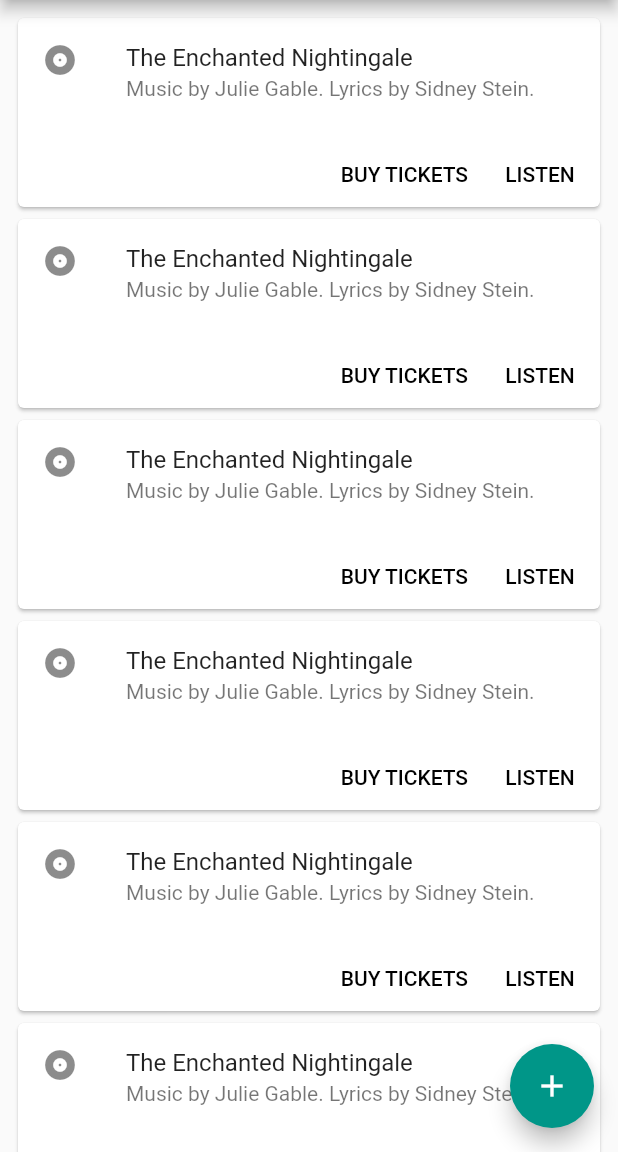
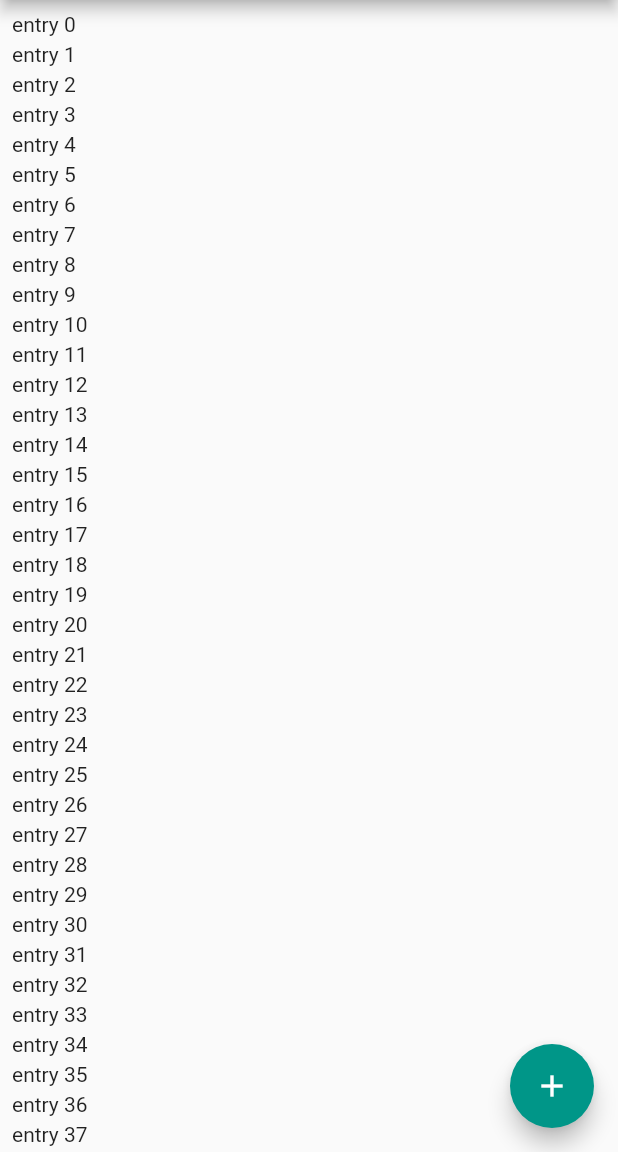
Before and after one commit to ereio/flutter-demo, a Flutter app: the screen it shows after launch, on a phone screen of 412 x 824 dp, the part 84-1236 px from its top. Run offline on Flutter 3.47's test engine with Material 2 defaults, Android fonts, the phone set to English and light mode, and no system bars.

Commit message:
Revert "added list item"
This reverts commit 9d5cf54bf5280c44007e9ec88c93e468f52b8eb0.

```diff
--- a/lib/main.dart
+++ b/lib/main.dart
@@ -54,9 +54,9 @@ class _MyHomePageState extends State<MyHomePage> {
       body: new Center(
         child:  new ListView.builder(
           padding: new EdgeInsets.all(8.0),
-          itemExtent: 134.0,
+          itemExtent: 20.0,
           itemBuilder: (BuildContext context, int index) {
-            return generateMovieCard();
+            return new Text('entry $index');
           },
         ),
       ),
@@ -67,33 +67,4 @@ class _MyHomePageState extends State<MyHomePage> {
       ), // This trailing comma makes auto-formatting nicer for build methods.
     );
   }
-
-  Widget generateMovieCard(){
-    return new Card(
-      child: new Column(
-        mainAxisSize: MainAxisSize.min,
-        children: <Widget>[
-          const ListTile(
-            leading: const Icon(Icons.album),
-            title: const Text('The Enchanted Nightingale'),
-            subtitle: const Text('Music by Julie Gable. Lyrics by Sidney Stein.'),
-          ),
-          new ButtonTheme.bar( // make buttons use the appropriate styles for cards
-            child: new ButtonBar(
-              children: <Widget>[
-                new FlatButton(
-                  child: const Text('BUY TICKETS'),
-                  onPressed: () { /* ... */ },
-                ),
-                new FlatButton(
-                  child: const Text('LISTEN'),
-                  onPressed: () { /* ... */ },
-                ),
-              ],
-            ),
-          ),
-        ],
-      ),
-    );
-  }
 }
```
